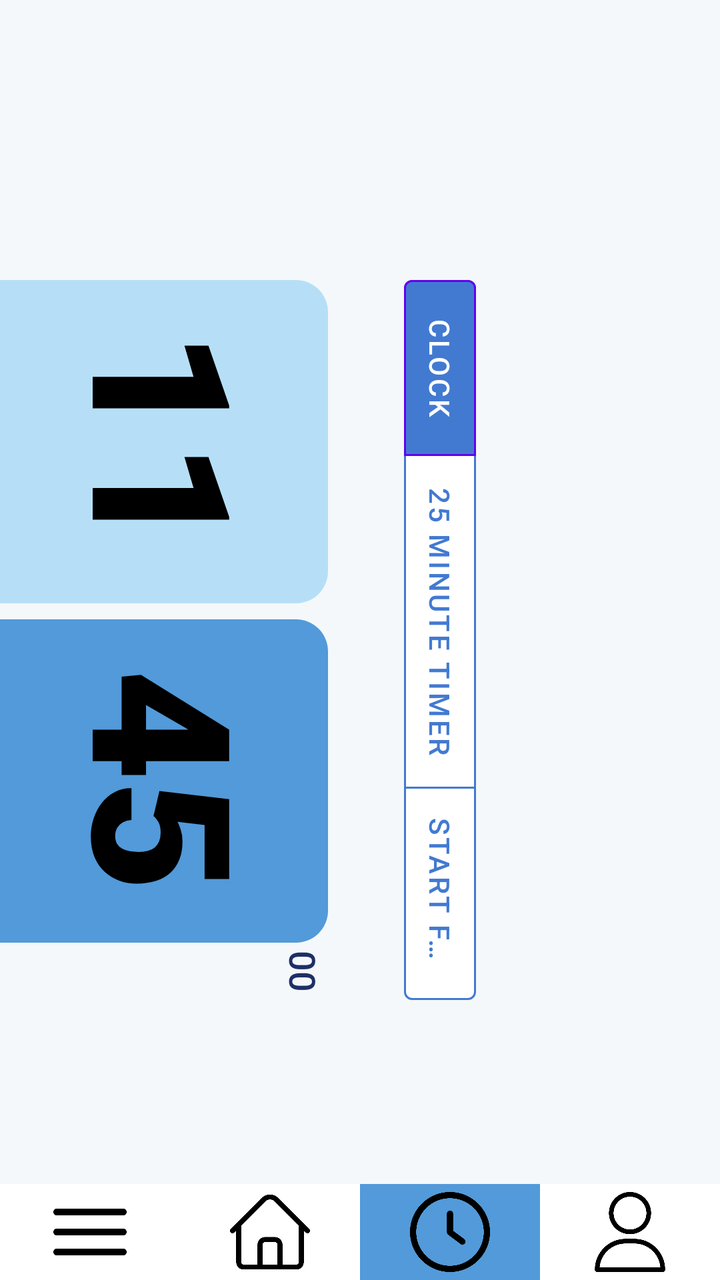
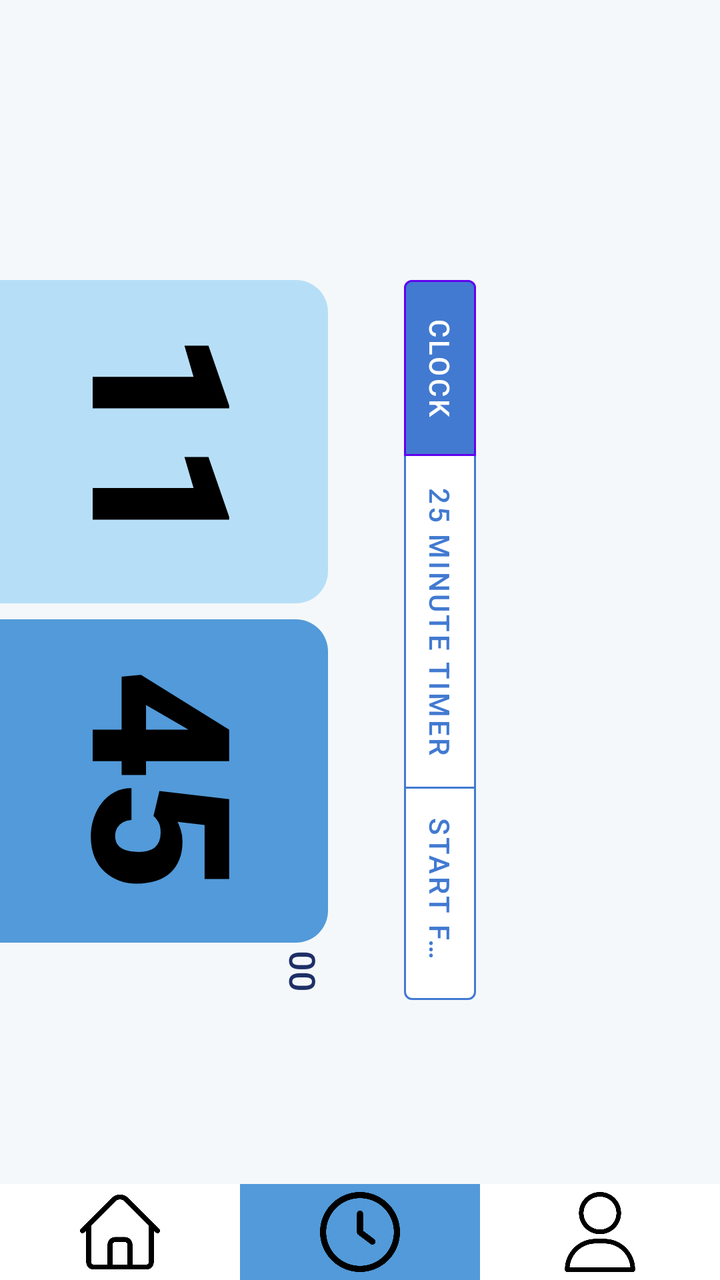

An Android layout rendered at two revisions. The XML below is the earlier revision; the diff shows what the commit changed to produce the second picture.
<!-- AndroidManifest.xml: application theme Theme.Madgroupassignment -->
<!-- res/layout/activity_clock_timer.xml -->
<?xml version="1.0" encoding="utf-8"?>
<androidx.constraintlayout.widget.ConstraintLayout xmlns:android="http://schemas.android.com/apk/res/android"
    xmlns:app="http://schemas.android.com/apk/res-auto"
    xmlns:tools="http://schemas.android.com/tools"
    android:layout_width="match_parent"
    android:layout_height="match_parent"
    tools:context=".ClockTimer"
    android:background="#f4f8fa">

    
    <LinearLayout
        android:layout_width="match_parent"
        android:layout_height="match_parent"
        android:orientation="vertical"
        android:gravity="center_horizontal"
        android:paddingTop="240dp"
        android:paddingBottom="16dp"
        android:rotation="90">

        <com.google.android.material.button.MaterialButtonToggleGroup
            android:id="@+id/timerModeToggleGroup"
            android:layout_width="wrap_content"
            android:layout_height="wrap_content"
            android:layout_marginTop="16dp"
            app:selectionRequired="true"
            app:singleSelection="true"
            app:checkedButton="@id/clockBtn">

            <com.google.android.material.button.MaterialButton
                android:id="@+id/clockBtn"
                style="@style/Widget.MaterialComponents.Button.OutlinedButton"
                android:layout_width="wrap_content"
                android:layout_height="48dp"
                android:text="Clock"
                app:strokeColor="@color/selector_toggle_button_stroke"
                app:strokeWidth="1dp"
                app:backgroundTint="@color/selector_toggle_button_background"
                android:textColor="@color/selector_toggle_button_text"/>  

            <com.google.android.material.button.MaterialButton
                android:id="@+id/pomodoroButton"
                style="@style/Widget.MaterialComponents.Button.OutlinedButton"
                android:layout_width="wrap_content"
                android:layout_height="48dp"
                android:text="25 Minute Timer"
                app:strokeColor="@color/selector_toggle_button_stroke"
                app:strokeWidth="1dp"
                app:backgroundTint="@color/selector_toggle_button_background"
                android:textColor="@color/selector_toggle_button_text" />

            <com.google.android.material.button.MaterialButton
                android:id="@+id/startFromZeroButton"
                style="@style/Widget.MaterialComponents.Button.OutlinedButton"
                android:layout_width="wrap_content"
                android:layout_height="48dp"
                android:text="Start from 0"
                app:strokeColor="@color/selector_toggle_button_stroke"
                app:strokeWidth="1dp"
                app:backgroundTint="@color/selector_toggle_button_background"
                android:textColor="@color/selector_toggle_button_text"/>
        </com.google.android.material.button.MaterialButtonToggleGroup>

        
        <LinearLayout
            android:id="@+id/clock_container"
            android:layout_width="match_parent"
            android:layout_height="wrap_content"
            android:layout_marginTop="32dp"
            android:gravity="center"
            android:orientation="horizontal"
            android:weightSum="2">

            
            <LinearLayout
                android:layout_width="100dp"
                android:layout_height="200dp"
                android:layout_weight="1"
                android:background="@drawable/hour_container_bg"
                android:gravity="center"
                android:layout_marginEnd="4dp"
                android:orientation="vertical"
                android:padding="16dp">

                
                <TextView
                    android:id="@+id/hoursText"
                    android:layout_width="wrap_content"
                    android:layout_height="wrap_content"
                    android:fontFamily="sans-serif-black"
                    android:text="11"
                    android:textColor="#000000"
                    android:textSize="96sp" />

                
                <TextView
                    android:id="@+id/dateText"
                    android:layout_width="wrap_content"
                    android:layout_height="wrap_content"
                    android:layout_marginTop="16dp"
                    android:fontFamily="sans-serif-medium"
                    android:text="June 15, 2023"
                    android:textColor="#1e2f67"
                    android:textSize="18sp" />
            </LinearLayout>

            
            <LinearLayout
                android:layout_width="100dp"
                android:layout_height="200dp"
                android:layout_weight="1"
                android:background="@drawable/minute_container_bg"
                android:gravity="center"
                android:layout_marginStart="4dp"
                android:orientation="vertical"
                android:padding="16dp">

                
                <TextView
                    android:id="@+id/minutesText"
                    android:layout_width="wrap_content"
                    android:layout_height="wrap_content"
                    android:fontFamily="sans-serif-black"
                    android:text="45"
                    android:textColor="#000000"
                    android:textSize="96sp" />

                
                <TextView
                    android:id="@+id/dayInfoText"
                    android:layout_width="wrap_content"
                    android:layout_height="wrap_content"
                    android:layout_marginTop="16dp"
                    android:fontFamily="sans-serif-medium"
                    android:text="Friday"
                    android:textColor="#1e2f67"
                    android:textSize="18sp" />
            </LinearLayout>

            <LinearLayout
                android:layout_width="wrap_content"
                android:layout_height="match_parent"
                android:orientation="vertical">

                <TextView
                    android:id="@+id/secondsText"
                    android:layout_width="wrap_content"
                    android:layout_height="wrap_content"
                    android:layout_marginHorizontal="4dp"
                    android:fontFamily="sans-serif-medium"
                    android:text="00"
                    android:textColor="#1e2f67"
                    android:textSize="18sp"
                    android:layout_gravity="bottom"
                    android:gravity="bottom"/>  
            </LinearLayout>

        </LinearLayout>

        
        <LinearLayout
            android:id="@+id/button_container"
            android:layout_width="match_parent"
            android:layout_height="wrap_content"
            android:layout_marginTop="32dp"
            android:gravity="center"
            android:orientation="horizontal">

            <Button
                android:id="@+id/startButton"
                android:layout_width="wrap_content"
                android:layout_height="48dp"
                android:layout_marginEnd="16dp"
                android:backgroundTint="#4CAF50"
                android:elevation="4dp"
                android:text="Start"
                android:textAllCaps="false"
                android:textColor="#FFFFFF" />

            <Button
                android:id="@+id/resetButton"
                android:layout_width="wrap_content"
                android:layout_height="48dp"
                android:layout_marginEnd="16dp"
                android:backgroundTint="#F44336"
                android:elevation="4dp"
                android:text="Reset"
                android:textAllCaps="false"
                android:textColor="#FFFFFF" />
        </LinearLayout>
    </LinearLayout>

    
    <LinearLayout
        android:id="@+id/bottom_bar"
        android:layout_width="match_parent"
        android:layout_height="wrap_content"
        android:orientation="horizontal"
        android:background="@android:color/white"
        app:layout_constraintBottom_toBottomOf="parent">

        <ImageButton
            android:id="@+id/listButton"
            android:layout_width="48dp"
            android:layout_height="48dp"
            android:layout_weight="1"
            android:padding="4dp"
            android:scaleType="fitCenter"
            android:src="@drawable/menu"
            android:background="?attr/selectableItemBackgroundBorderless"/>

        <ImageButton
            android:id="@+id/homeButton"
            android:layout_width="48dp"
            android:layout_height="48dp"
            android:layout_weight="1"
            android:padding="4dp"
            android:scaleType="fitCenter"
            android:src="@drawable/home"
            android:background="?attr/selectableItemBackgroundBorderless"/>

        <ImageButton
            android:id="@+id/clockButton"
            android:layout_width="48dp"
            android:layout_height="48dp"
            android:layout_weight="1"
            android:padding="4dp"
            android:scaleType="fitCenter"
            android:src="@drawable/clock"
            android:background="#529ad9"/>

        <ImageButton
            android:id="@+id/profileButton"
            android:layout_width="48dp"
            android:layout_height="48dp"
            android:layout_weight="1"
            android:padding="4dp"
            android:scaleType="fitCenter"
            android:src="@drawable/user"
            android:background="?attr/selectableItemBackgroundBorderless"/>
    </LinearLayout>

</androidx.constraintlayout.widget.ConstraintLayout>
<!-- resources referenced by this layout -->
<resources>
  <!-- drawable clock: png bitmap (drawable, 18063 bytes) -->
  <!-- drawable home: png bitmap (drawable, 6798 bytes) -->
  <!-- drawable hour_container_bg (drawable) -->
  <?xml version="1.0" encoding="utf-8"?>
  <selector xmlns:android="http://schemas.android.com/apk/res/android">
      <item>
          <shape android:shape="rectangle">
              <corners android:radius="16sp" />
              <solid android:color="#b6dff7" />
          </shape>
      </item>
  </selector>
  <!-- drawable menu: png bitmap (drawable, 3588 bytes) -->
  <!-- drawable minute_container_bg (drawable) -->
  <?xml version="1.0" encoding="utf-8"?>
  <selector xmlns:android="http://schemas.android.com/apk/res/android">
      <item>
          <shape android:shape="rectangle">
              <corners android:radius="16sp" />
              <solid android:color="#529ad9" />
          </shape>
      </item>
  </selector>
  <!-- drawable user: png bitmap (drawable, 12623 bytes) -->
  <style name="Theme.Madgroupassignment" parent="Base.Theme.Madgroupassignment" />
  <style name="Base.Theme.Madgroupassignment" parent="Theme.MaterialComponents.DayNight.NoActionBar">
          
          
          <item name="colorPrimary">@color/lightblue</item>
      </style>
  <color name="lightblue">#b6dff7</color>
</resources>

<!-- the commit's change to res/layout/activity_clock_timer.xml (unified diff, before → after) -->
@@ -196,41 +196,43 @@
         android:layout_height="wrap_content"
         android:orientation="horizontal"
         android:background="@android:color/white"
-        app:layout_constraintBottom_toBottomOf="parent">
+        app:layout_constraintBottom_toBottomOf="parent"
+        app:layout_constraintStart_toStartOf="parent"
+        app:layout_constraintEnd_toEndOf="parent">
+
+        
+        <Button
+            android:id="@+id/searchButton"
+            android:layout_width="wrap_content"
+            android:layout_height="wrap_content"
+            android:text="Search"
+            android:padding="4dp"
+            android:scaleType="fitCenter"
+            android:visibility="gone" />
 
         <ImageButton
-            android:id="@+id/listButton"
-            android:layout_width="48dp"
+            android:id="@+id/homeButton"
+            android:layout_width="0dp"
             android:layout_height="48dp"
             android:layout_weight="1"
             android:padding="4dp"
             android:scaleType="fitCenter"
-            android:src="@drawable/menu"
+            android:src="@drawable/home"
             android:background="?attr/selectableItemBackgroundBorderless"/>
 
         <ImageButton
-            android:id="@+id/homeButton"
-            android:layout_width="48dp"
+            android:id="@+id/clockButton"
+            android:layout_width="0dp"
             android:layout_height="48dp"
             android:layout_weight="1"
             android:padding="4dp"
             android:scaleType="fitCenter"
-            android:src="@drawable/home"
-            android:background="?attr/selectableItemBackgroundBorderless"/>
-
-        <ImageButton
-            android:id="@+id/clockButton"
-            android:layout_width="48dp"
-            android:layout_height="48dp"
-            android:layout_weight="1"
-            android:padding="4dp"
-            android:scaleType="fitCenter"
             android:src="@drawable/clock"
             android:background="#529ad9"/>
 
         <ImageButton
             android:id="@+id/profileButton"
-            android:layout_width="48dp"
+            android:layout_width="0dp"
             android:layout_height="48dp"
             android:layout_weight="1"
             android:padding="4dp"
<!-- resource entries referenced after the edit -->
@@ -12,7 +12,6 @@
           </shape>
       </item>
   </selector>
-  <!-- drawable menu: png bitmap (drawable, 3588 bytes) -->
   <!-- drawable minute_container_bg (drawable) -->
   <?xml version="1.0" encoding="utf-8"?>
   <selector xmlns:android="http://schemas.android.com/apk/res/android">
